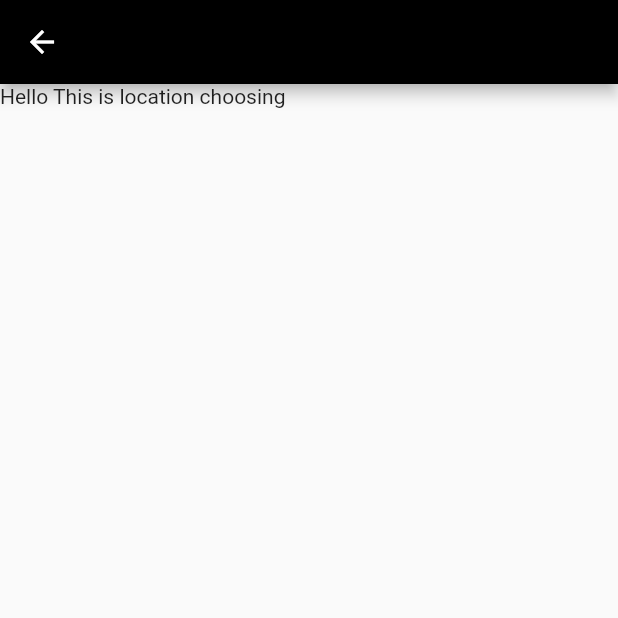
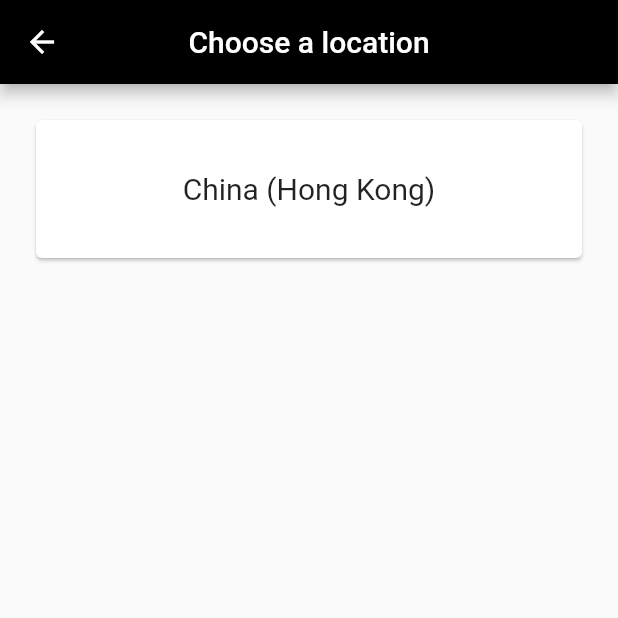
Before and after one commit to Vinith69/FlutterPracticeDemo, a Flutter app: the LocationScreen screen opened by its route, on a phone screen of 412 x 824 dp, the top half of it. Run offline on Flutter 3.47's test engine with Material 2 defaults, Android fonts, the phone set to English and light mode, and no system bars; network calls fail.

Commit message:
card for choose location

```diff
--- a/lib/screens/location_screen.dart
+++ b/lib/screens/location_screen.dart
@@ -10,15 +10,44 @@ class LocationScreen extends StatefulWidget {
 
 class _LocationScreenState extends State<LocationScreen> {
   List locations = [
-    FetchTime(locationUrl: "Asia/Hong_Kong", location: "China(Hong Kong)")
+    FetchTime(locationUrl: "Asia/Hong_Kong", location: "China (Hong Kong)")
   ];
   @override
   Widget build(BuildContext context) {
     return Scaffold(
       appBar: AppBar(
+        centerTitle: true,
+        title: Text(
+          "Choose a location",
+          style: TextStyle(color: Colors.white),
+        ),
         backgroundColor: Colors.black,
       ),
-      body: Text("Hello This is location choosing"),
+      body: Padding(
+        padding: const EdgeInsets.all(20.0),
+        child: ListView.builder(
+            itemCount: locations.length,
+            itemBuilder: (context, i) {
+              return SizedBox(
+                width: 200,
+                height: 100,
+                child: InkWell(
+                  splashColor: Colors.blueGrey[900],
+                  onTap: () {
+                    print(locations[i].location.toString());
+                  },
+                  child: Card(
+                    child: Center(
+                        child: Text(
+                      locations[i].location,
+                      style:
+                          TextStyle(fontSize: 20, fontWeight: FontWeight.w400),
+                    )),
+                  ),
+                ),
+              );
+            }),
+      ),
     );
   }
 }
```
